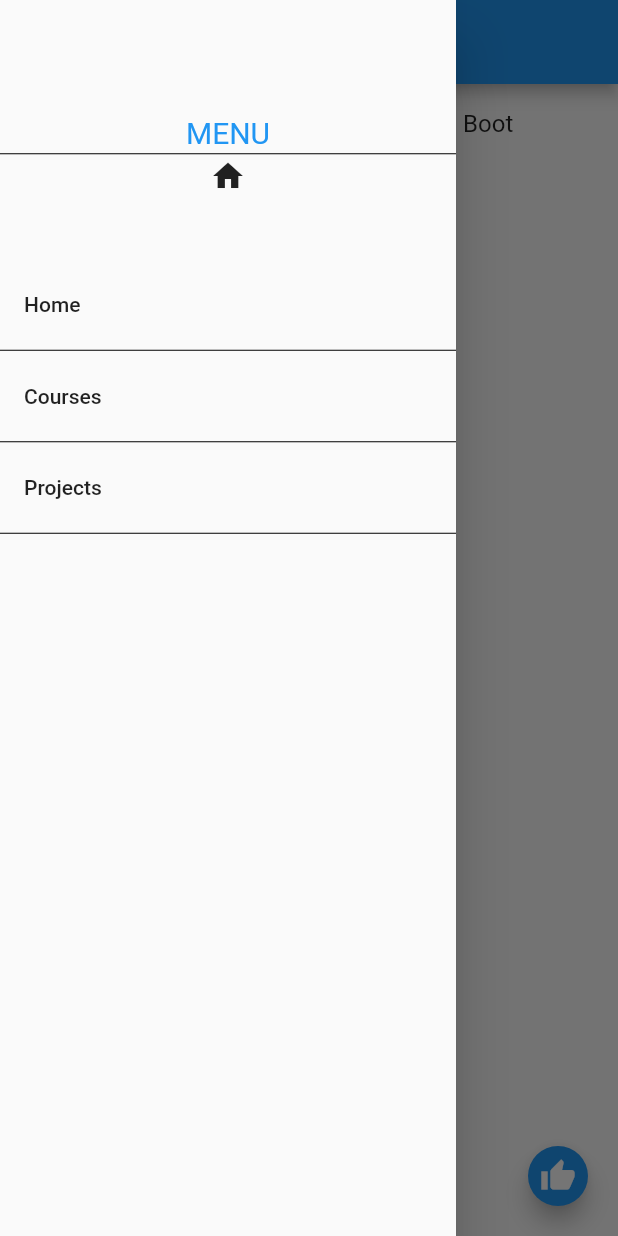
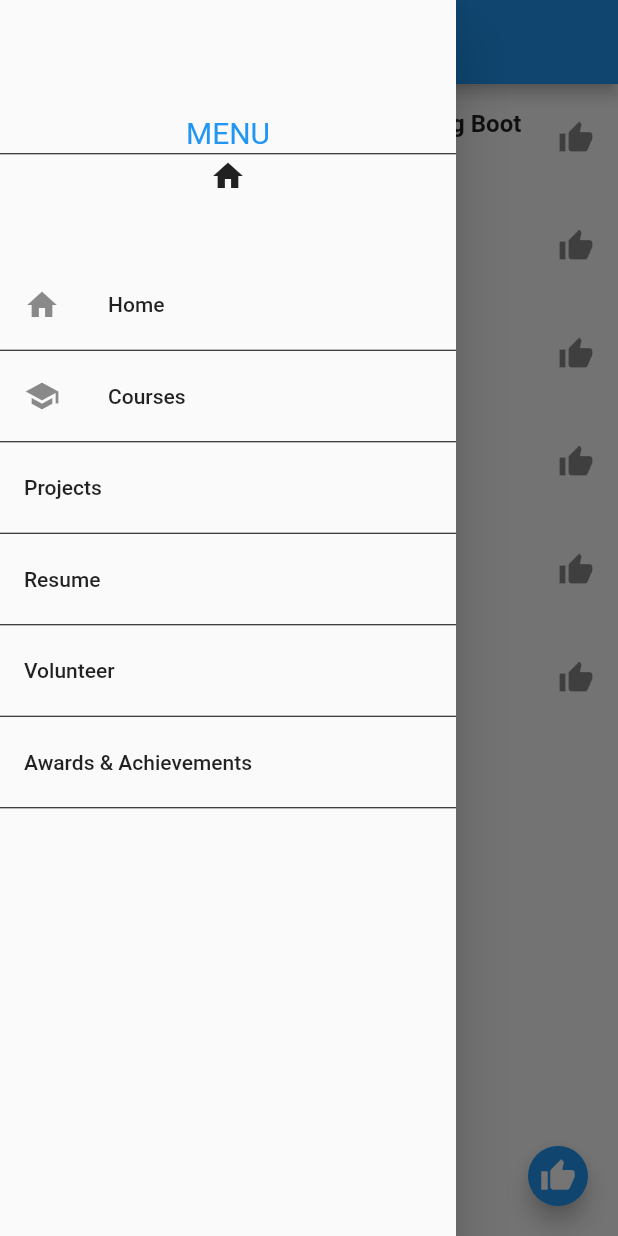
Before and after one commit to Binod-Shrestha/flutter-MyPortlio, a Flutter app: the CoursesPage screen opened by its route, with the side drawer open, on a phone screen of 412 x 824 dp. Run offline on Flutter 3.47's test engine with Material 2 defaults, Android fonts, the phone set to English and light mode, and no system bars.

Commit message:
meu items added

```diff
--- a/lib/courses.dart
+++ b/lib/courses.dart
@@ -30,34 +30,68 @@ class _CoursesPageState extends State<CoursesPage> {
       body: ListView(
         children: <Widget>[
           ListTile(
-            title: Text('Advance Java Framework-Spring Boot'),
+            title: Text('Advance Java Framework-Spring Boot',
+                style: TextStyle(fontWeight: FontWeight.bold)),
             subtitle: Text('CRUD operation, Spring Security'),
-            leading: Icon(Icons.star),
+            leading: Icon(
+              Icons.star,
+              color: Colors.red,
+            ),
+            trailing: Icon(Icons.thumb_up),
           ),
           ListTile(
-            title: Text('iOS App Development'),
+            title: Text('iOS App Development',
+                style: TextStyle(fontWeight: FontWeight.bold)),
             subtitle: Text('CRUD operation,UI Design'),
-            leading: Icon(Icons.star),
+            leading: Icon(
+              Icons.star,
+              color: Colors.blue,
+            ),
+            trailing: Icon(Icons.thumb_up),
           ),
           ListTile(
-            title: Text('Android App Deveopment'),
+            title: Text('Android App Deveopment',
+                style: TextStyle(fontWeight: FontWeight.bold)),
             subtitle: Text('CRUD operation, UI Design'),
-            leading: Icon(Icons.star),
+            leading: Icon(
+              Icons.star,
+              color: Colors.yellow,
+            ),
+            trailing: Icon(Icons.thumb_up),
           ),
           ListTile(
-            title: Text('Flutter and Dart'),
+            title: Text('Flutter and Dart',
+                style: TextStyle(fontWeight: FontWeight.bold)),
             subtitle: Text('CRUD operation, UI Design'),
-            leading: Icon(Icons.star),
+            leading: Icon(
+              Icons.star,
+              color: Colors.pink,
+            ),
+            trailing: Icon(Icons.thumb_up),
           ),
           ListTile(
-            title: Text('RDBMS'),
-            subtitle: Text('CRUD operation'),
-            leading: Icon(Icons.star),
+            title: Text(
+              'RDBMS',
+              style: TextStyle(fontWeight: FontWeight.bold),
+            ),
+            subtitle: Text(
+              'CRUD operation',
+            ),
+            leading: Icon(
+              Icons.star,
+              color: Colors.green,
+            ),
+            trailing: Icon(Icons.thumb_up),
           ),
           ListTile(
-            title: Text('Networking'),
+            title: Text('Networking',
+                style: TextStyle(fontWeight: FontWeight.bold)),
             subtitle: Text('CRUD operation'),
-            leading: Icon(Icons.star),
+            leading: Icon(
+              Icons.star,
+              color: Colors.amber,
+            ),
+            trailing: Icon(Icons.thumb_up),
           )
         ],
       ),
--- a/lib/menu.dart
+++ b/lib/menu.dart
@@ -32,6 +32,7 @@ class Menu extends StatelessWidget {
           ListTile(
             title: const Text('Home'),
             onTap: () => Navigator.of(context).pushNamed('/'),
+            leading: Icon(Icons.home),
           ),
           Divider(
             height: 5.0,
@@ -39,6 +40,7 @@ class Menu extends StatelessWidget {
           ),
           ListTile(
             title: const Text('Courses'),
+            leading: Icon(Icons.school),
             onTap: () => Navigator.of(context).pushNamed('/Courses'),
           ),
           Divider(
@@ -52,6 +54,27 @@ class Menu extends StatelessWidget {
             height: 5.0,
             color: Colors.black,
           ),
+          ListTile(
+              title: const Text('Resume'),
+              onTap: () => Navigator.of(context).pushNamed('/Resume')),
+          Divider(
+            height: 5.0,
+            color: Colors.black,
+          ),
+          ListTile(
+              title: const Text('Volunteer'),
+              onTap: () => Navigator.of(context).pushNamed('/Volunteer')),
+          Divider(
+            height: 5.0,
+            color: Colors.black,
+          ),
+          ListTile(
+              title: const Text('Awards & Achievements'),
+              onTap: () => Navigator.of(context).pushNamed('/Awards')),
+          Divider(
+            height: 5.0,
+            color: Colors.black,
+          ),
         ],
       ),
     );
```
